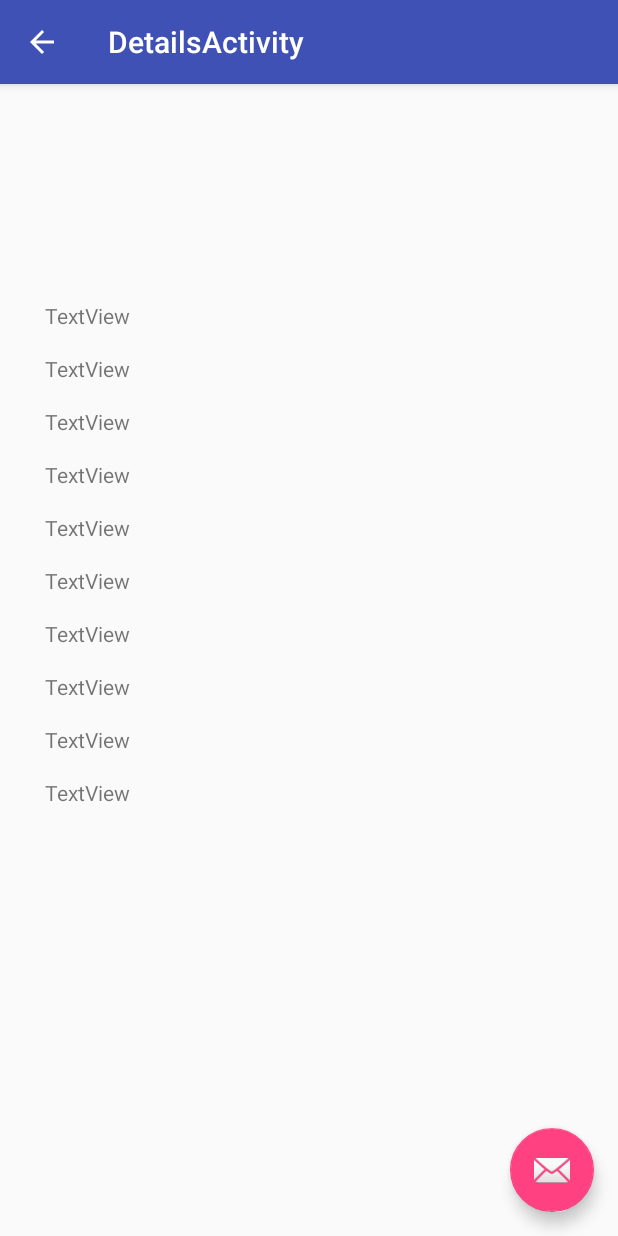
After one commit to fasecity/JsonFeedClient, an Android app: the DetailsActivity screen opened directly, with no data from a screen before it, on a phone screen of 412 x 824 dp. The commit adds this screen. Run offline under Robolectric (Android 15) with nearby library versions, the phone set to English and light mode, and no system bars.

Commit message:
commit building recycleview working on details view next

```diff
--- a/app/build.gradle
+++ b/app/build.gradle
@@ -26,7 +26,9 @@ dependencies {
     })
     compile 'com.android.support:appcompat-v7:25.3.1'
     compile 'com.android.support.constraint:constraint-layout:1.0.2'
+    compile 'com.android.support:recyclerview-v7:25.3.1'
+    compile 'de.hdodenhof:circleimageview:2.1.0'
     compile 'com.android.support:design:25.3.1'
+    compile 'com.google.code.gson:gson:2.8.1'
     testCompile 'junit:junit:4.12'
-    compile 'com.google.code.gson:gson:2.8.1'
 }
--- /dev/null
+++ b/app/src/main/java/feed/elma86/com/jsonfeedclient/DetailsActivity.java
@@ -0,0 +1,30 @@
+package feed.elma86.com.jsonfeedclient;
+
+import android.os.Bundle;
+import android.support.design.widget.FloatingActionButton;
+import android.support.design.widget.Snackbar;
+import android.support.v7.app.AppCompatActivity;
+import android.support.v7.widget.Toolbar;
+import android.view.View;
+
+public class DetailsActivity extends AppCompatActivity {
+
+    @Override
+    protected void onCreate(Bundle savedInstanceState) {
+        super.onCreate(savedInstanceState);
+        setContentView(R.layout.activity_details);
+        Toolbar toolbar = (Toolbar) findViewById(R.id.toolbar);
+        setSupportActionBar(toolbar);
+
+        FloatingActionButton fab = (FloatingActionButton) findViewById(R.id.fab);
+        fab.setOnClickListener(new View.OnClickListener() {
+            @Override
+            public void onClick(View view) {
+                Snackbar.make(view, "Replace with your own action", Snackbar.LENGTH_LONG)
+                        .setAction("Action", null).show();
+            }
+        });
+        getSupportActionBar().setDisplayHomeAsUpEnabled(true);
+    }
+
+}
--- /dev/null
+++ b/app/src/main/res/layout/activity_details.xml
@@ -0,0 +1,33 @@
+<?xml version="1.0" encoding="utf-8"?>
+<android.support.design.widget.CoordinatorLayout xmlns:android="http://schemas.android.com/apk/res/android"
+    xmlns:app="http://schemas.android.com/apk/res-auto"
+    xmlns:tools="http://schemas.android.com/tools"
+    android:layout_width="match_parent"
+    android:layout_height="match_parent"
+    tools:context="feed.elma86.com.jsonfeedclient.DetailsActivity">
+
+    <android.support.design.widget.AppBarLayout
+        android:layout_width="match_parent"
+        android:layout_height="wrap_content"
+        android:theme="@style/AppTheme.AppBarOverlay">
+
+        <android.support.v7.widget.Toolbar
+            android:id="@+id/toolbar"
+            android:layout_width="match_parent"
+            android:layout_height="?attr/actionBarSize"
+            android:background="?attr/colorPrimary"
+            app:popupTheme="@style/AppTheme.PopupOverlay" />
+
+    </android.support.design.widget.AppBarLayout>
+
+    <include layout="@layout/content_details" />
+
+    <android.support.design.widget.FloatingActionButton
+        android:id="@+id/fab"
+        android:layout_width="wrap_content"
+        android:layout_height="wrap_content"
+        android:layout_gravity="bottom|end"
+        android:layout_margin="@dimen/fab_margin"
+        app:srcCompat="@android:drawable/ic_dialog_email" />
+
+</android.support.design.widget.CoordinatorLayout>
--- /dev/null
+++ b/app/src/main/res/layout/content_details.xml
@@ -0,0 +1,129 @@
+<?xml version="1.0" encoding="utf-8"?>
+<android.support.constraint.ConstraintLayout xmlns:android="http://schemas.android.com/apk/res/android"
+    xmlns:app="http://schemas.android.com/apk/res-auto"
+    xmlns:tools="http://schemas.android.com/tools"
+    android:layout_width="match_parent"
+    android:layout_height="match_parent"
+    app:layout_behavior="@string/appbar_scrolling_view_behavior"
+    tools:context="feed.elma86.com.jsonfeedclient.DetailsActivity"
+    tools:showIn="@layout/activity_details">
+
+    <ScrollView
+        android:layout_width="368dp"
+        android:layout_height="495dp"
+        android:layout_marginRight="8dp"
+        app:layout_constraintRight_toRightOf="parent"
+        android:layout_marginLeft="8dp"
+        app:layout_constraintLeft_toLeftOf="parent"
+        app:layout_constraintBottom_toBottomOf="parent"
+        android:layout_marginBottom="8dp"
+        app:layout_constraintTop_toTopOf="parent"
+        android:layout_marginTop="8dp">
+
+        <LinearLayout
+            android:layout_width="match_parent"
+            android:layout_height="wrap_content"
+            android:orientation="vertical" >
+
+            <TextView
+                android:id="@+id/latText"
+                android:layout_width="match_parent"
+                android:layout_height="wrap_content"
+                android:paddingBottom="8dp"
+                android:paddingEnd="8dp"
+                android:paddingStart="8dp"
+                android:paddingTop="8dp"
+                android:text="TextView" />
+
+            <TextView
+                android:id="@+id/lngText"
+                android:layout_width="match_parent"
+                android:layout_height="wrap_content"
+                android:paddingBottom="8dp"
+                android:paddingEnd="8dp"
+                android:paddingStart="8dp"
+                android:paddingTop="8dp"
+                android:text="TextView" />
+
+            <TextView
+                android:id="@+id/phoneText"
+                android:layout_width="match_parent"
+                android:layout_height="wrap_content"
+                android:paddingBottom="8dp"
+                android:paddingEnd="8dp"
+                android:paddingStart="8dp"
+                android:paddingTop="8dp"
+                android:text="TextView" />
+
+            <TextView
+                android:id="@+id/salaryText"
+                android:layout_width="match_parent"
+                android:layout_height="wrap_content"
+                android:paddingBottom="8dp"
+                android:paddingEnd="8dp"
+                android:paddingStart="8dp"
+                android:paddingTop="8dp"
+                android:text="TextView" />
+
+            <TextView
+                android:id="@+id/provinceText"
+                android:layout_width="match_parent"
+                android:layout_height="wrap_content"
+                android:paddingBottom="8dp"
+                android:paddingEnd="8dp"
+                android:paddingStart="8dp"
+                android:paddingTop="8dp"
+                android:text="TextView" />
+
+            <TextView
+                android:id="@+id/responsibilityText"
+                android:layout_width="match_parent"
+                android:layout_height="wrap_content"
+                android:paddingBottom="8dp"
+                android:paddingEnd="8dp"
+                android:paddingStart="8dp"
+                android:paddingTop="8dp"
+                android:text="TextView" />
+
+            <TextView
+                android:id="@+id/descriptionText"
+                android:layout_width="match_parent"
+                android:layout_height="wrap_content"
+                android:paddingBottom="8dp"
+                android:paddingEnd="8dp"
+                android:paddingStart="8dp"
+                android:paddingTop="8dp"
+                android:text="TextView" />
+
+            <TextView
+                android:id="@+id/titleText"
+                android:layout_width="match_parent"
+                android:layout_height="wrap_content"
+                android:paddingBottom="8dp"
+                android:paddingEnd="8dp"
+                android:paddingStart="8dp"
+                android:paddingTop="8dp"
+                android:text="TextView" />
+
+            <TextView
+                android:id="@+id/cityText"
+                android:layout_width="match_parent"
+                android:layout_height="wrap_content"
+                android:paddingBottom="8dp"
+                android:paddingEnd="8dp"
+                android:paddingStart="8dp"
+                android:paddingTop="8dp"
+                android:text="TextView" />
+
+            <TextView
+                android:id="@+id/companyText"
+                android:layout_width="match_parent"
+                android:layout_height="wrap_content"
+                android:paddingBottom="8dp"
+                android:paddingEnd="8dp"
+                android:paddingStart="8dp"
+                android:paddingTop="8dp"
+                android:text="TextView" />
+        </LinearLayout>
+    </ScrollView>
+</android.support.constraint.ConstraintLayout>
--- a/app/src/main/res/values/strings.xml
+++ b/app/src/main/res/values/strings.xml
@@ -1,4 +1,5 @@
 <resources>
     <string name="app_name">JsonFeedClient</string>
     <string name="action_settings">Settings</string>
+    <string name="title_activity_details">DetailsActivity</string>
 </resources>
```
Also changed, not shown: app/src/main/AndroidManifest.xml (+17 -3 lines), app/src/main/java/feed/elma86/com/jsonfeedclient/DataItemAdapter.java (added, +118 -0 lines), app/src/main/java/feed/elma86/com/jsonfeedclient/MainActivity.java (+48 -12 lines), app/src/main/res/layout/content_main.xml (+10 -47 lines), app/src/main/res/layout/list_item.xml (added, +96 -0 lines), app/src/main/res/drawable/ladyvr.jpg (added).
